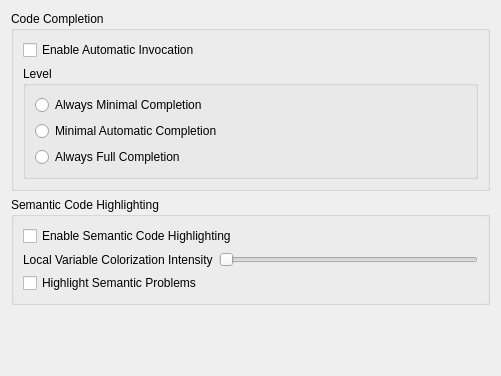
The window that shell/settings/ccsettings.ui (KDE/kdevelop) describes before a commit, drawn with Qt 5.
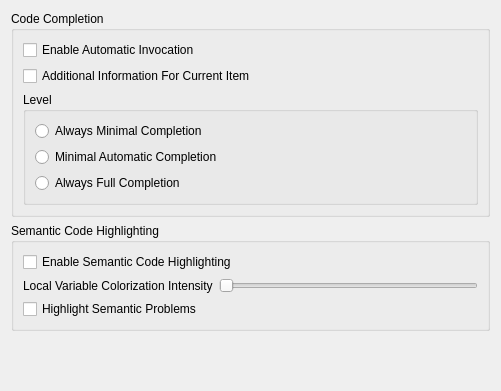
The same window after the commit.

Commit message: Make the showing of additional information with the currently selected completion-item optional

```diff
--- a/shell/settings/ccsettings.ui
+++ b/shell/settings/ccsettings.ui
@@ -6,7 +6,7 @@
     <x>0</x>
     <y>0</y>
     <width>501</width>
-    <height>376</height>
+    <height>391</height>
    </rect>
   </property>
   <layout class="QGridLayout" name="gridLayout_4" >
@@ -17,6 +17,13 @@
      </property>
      <layout class="QGridLayout" name="gridLayout_2" >
       <item row="1" column="0" >
+       <widget class="QCheckBox" name="kcfg_showMultiLineSelectionInformation" >
+        <property name="text" >
+         <string>Additional Information For Current Item</string>
+        </property>
+       </widget>
+      </item>
+      <item row="2" column="0" >
        <widget class="QGroupBox" name="completionLevelGroup" >
         <property name="title" >
          <string>Level</string>
```
Left out of the diff: 14 changed lines with no effect on the pictures. The commit also changes 5 other files.
